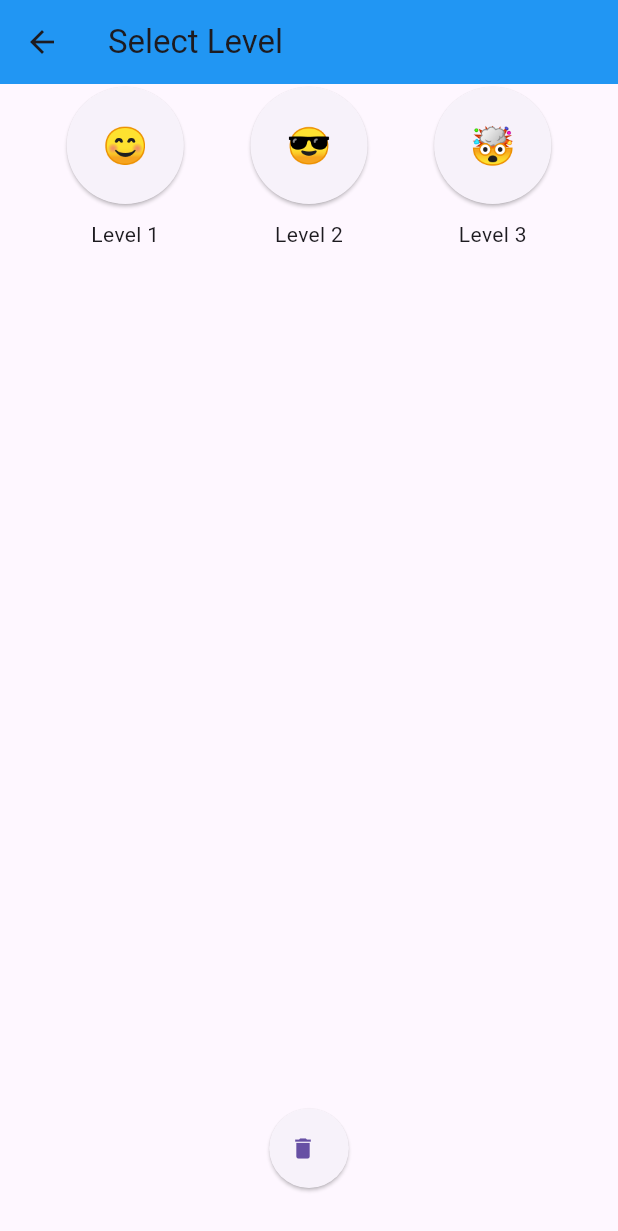
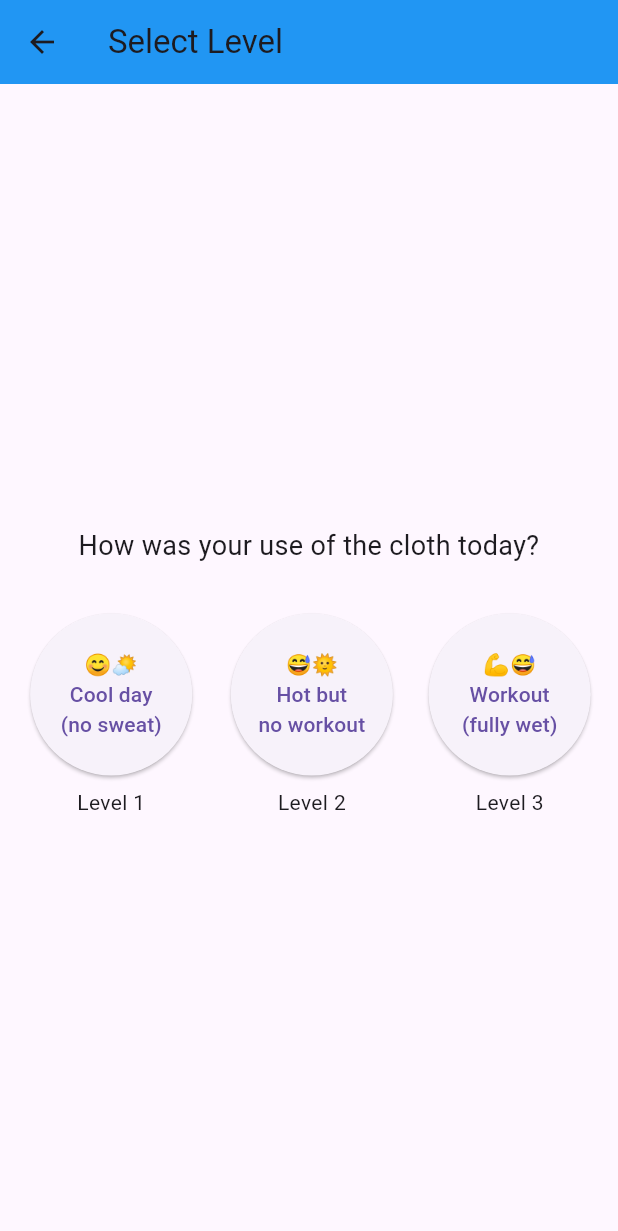
Before and after one commit to aryanmeh624/LaundryLust, a Flutter app: the LevelSelectionPage screen opened directly with empty values, on a phone screen of 412 x 824 dp. Shown: the top 1231 px of the screen. Run offline on Flutter 3.47's test engine with Material 3 defaults, Android fonts, the phone set to English and light mode, and no system bars; our stand-ins replace image_picker, shared_preferences, sqflite; accounts and stored records are empty.

Commit message:
made the thing work and change values

```diff
--- a/lib/levelSelectionPage.dart
+++ b/lib/levelSelectionPage.dart
@@ -17,7 +17,7 @@ class LevelSelectionPage extends StatelessWidget {
       name: laundryItem.name,
     );
     // Call the update function to update the database
-    await updatelaundry(laundryItem);
+    await updatelaundry(updatedLaundryItem);
 
     // Pop the page to return to the previous screen
     Navigator.pop(context);
@@ -39,6 +39,15 @@ class LevelSelectionPage extends StatelessWidget {
       body: Column(
         mainAxisAlignment: MainAxisAlignment.center,
         children: [
+          Padding(
+            padding: const EdgeInsets.all(16.0),
+            child: Text(
+              'How was your use of the cloth today?',
+              style: TextStyle(fontSize: 18),
+              textAlign: TextAlign.center,
+            ),
+          ),
+          SizedBox(height: 16),
           Row(
             mainAxisAlignment: MainAxisAlignment.spaceEvenly,
             children: [
@@ -51,8 +60,9 @@ class LevelSelectionPage extends StatelessWidget {
                       padding: EdgeInsets.all(24),
                     ),
                     child: Text(
-                      '😊',
-                      style: TextStyle(fontSize: 24),
+                      '😊🌤️\nCool day\n(no sweat)',
+                      textAlign: TextAlign.center,
+                      style: TextStyle(fontSize: 14),
                     ),
                   ),
                   SizedBox(height: 8),
@@ -68,8 +78,9 @@ class LevelSelectionPage extends StatelessWidget {
                       padding: EdgeInsets.all(24),
                     ),
                     child: Text(
-                      '😎',
-                      style: TextStyle(fontSize: 24),
+                      '😅🌞\nHot but\nno workout',
+                      textAlign: TextAlign.center,
+                      style: TextStyle(fontSize: 14),
                     ),
                   ),
                   SizedBox(height: 8),
@@ -85,8 +96,9 @@ class LevelSelectionPage extends StatelessWidget {
                       padding: EdgeInsets.all(24),
                     ),
                     child: Text(
-                      '🤯',
-                      style: TextStyle(fontSize: 24),
+                      '💪😅\nWorkout\n(fully wet)',
+                      textAlign: TextAlign.center,
+                      style: TextStyle(fontSize: 14),
                     ),
                   ),
                   SizedBox(height: 8),
@@ -95,21 +107,6 @@ class LevelSelectionPage extends StatelessWidget {
               ),
             ],
           ),
-          Spacer(),
-          Padding(
-            padding: const EdgeInsets.only(bottom: 32.0),
-            child: ElevatedButton.icon(
-              onPressed: () {
-                // You can add functionality for deleting or resetting the dirty value here.
-              },
-              icon: Icon(Icons.delete),
-              label: Text(''),
-              style: ElevatedButton.styleFrom(
-                padding: EdgeInsets.symmetric(vertical: 16, horizontal: 24),
-                shape: CircleBorder(),
-              ),
-            ),
-          ),
         ],
       ),
     );
```
